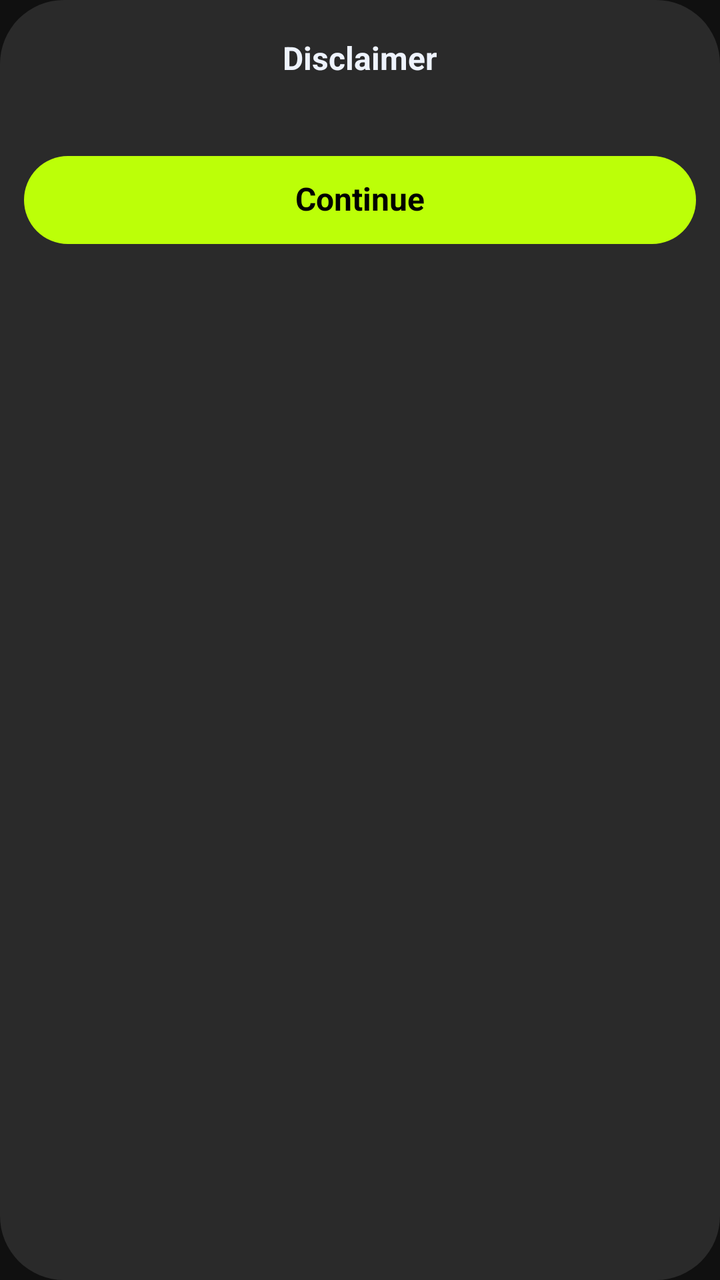
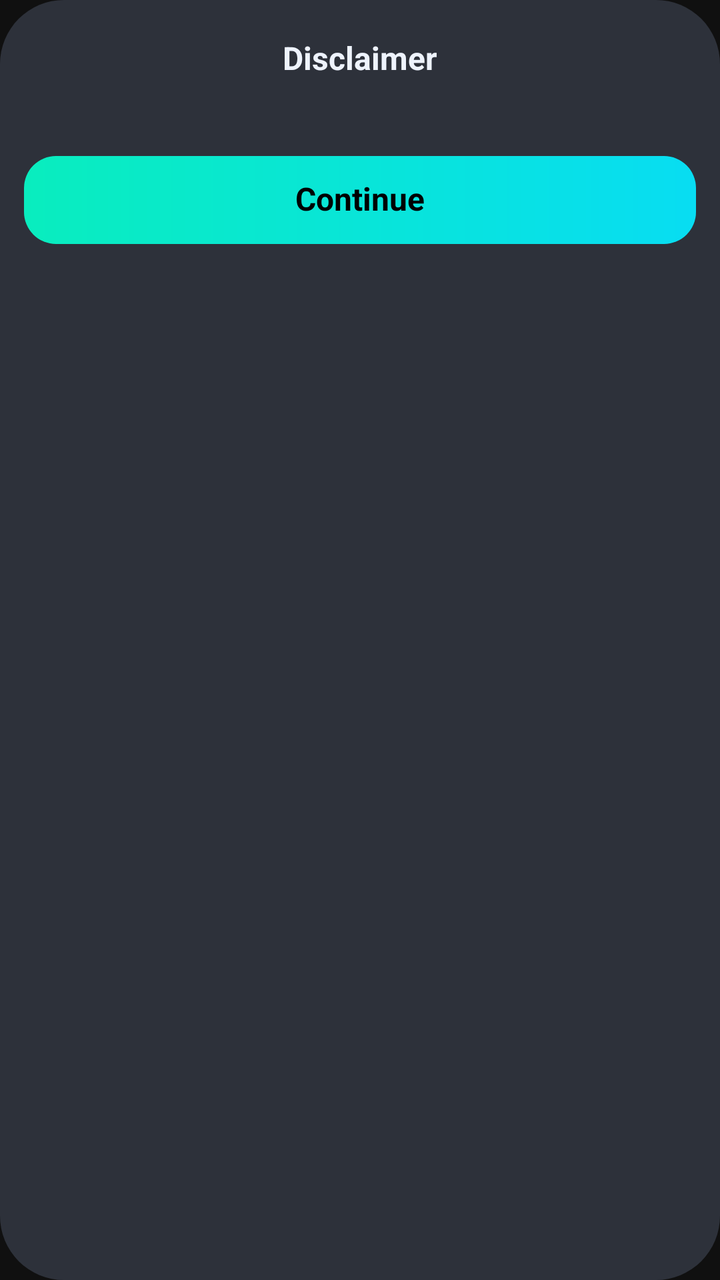

Screens rendered from an Android XML layout before and after an edit, with the pre-edit source and the edit as a unified diff.
<!-- AndroidManifest.xml: application theme AppTheme.A -->
<!-- res/layout/dialog_ahinta.xml -->
<?xml version="1.0" encoding="utf-8"?>
<layout xmlns:android="http://schemas.android.com/apk/res/android"
    xmlns:app="http://schemas.android.com/apk/res-auto"
    xmlns:tools="http://schemas.android.com/tools">

    <data>

        <variable
            name="handler"
            type="com.a.dialog.ABaseHintDialog" />

        <variable
            name="gvm"
            type="com.face.util.GVM" />

    </data>

    <LinearLayout
        android:layout_width="match_parent"
        android:layout_height="wrap_content"
        android:paddingBottom="20dp"
        android:background="@drawable/a_bg_dialog"
        android:orientation="vertical">
        <TextView
            android:id="@+id/tvTitle"
            android:layout_width="match_parent"
            android:layout_height="wrap_content"
            android:layout_marginHorizontal="24dp"
            android:layout_marginTop="20dp"
            android:gravity="center"
            android:text="Disclaimer"
            android:textAppearance="@style/font_16"
            android:textColor="#EEF3FD"
            android:textStyle="bold" />

        <TextView
            android:id="@+id/tvDis"
            android:layout_width="match_parent"
            android:layout_height="wrap_content"
            android:layout_marginTop="5dp"
            android:gravity="center"
            android:scrollbars="vertical"
            android:layout_marginHorizontal="24dp"
            android:textSize="12sp"
            android:textColor="#B2B2B2" />


        <TextView
            android:id="@+id/btnConfirm"
            bindSingleClick="@{()->handler.onConfirmClick()}"
            android:layout_width="match_parent"
            android:layout_height="44dp"
            android:layout_marginHorizontal="12dp"
            android:gravity="center"
            android:background="@drawable/a_btn_jb_r100"
            android:layout_marginTop="20dp"
            android:text="Continue"
            android:textColor="#000000"
            android:textSize="16sp"
            android:textStyle="bold" />

    </LinearLayout>
</layout>
<!-- resources referenced by this layout -->
<resources>
  <!-- drawable a_bg_dialog (drawable) -->
  <?xml version="1.0" encoding="utf-8"?>
  <shape xmlns:android="http://schemas.android.com/apk/res/android">
      <corners
         android:radius="32dp" />
      <solid android:color="#2A2A2A" />
  </shape>
  <!-- drawable a_btn_jb_r100 (drawable) -->
  <?xml version="1.0" encoding="utf-8"?>
  <shape xmlns:android="http://schemas.android.com/apk/res/android">
      <corners android:radius="100dp" />
      <gradient
          android:angle="0"
          android:endColor="#BCFF08"
          android:startColor="#BCFF08" />
  </shape>
  <style name="font_16">
          <item name="android:textSize">16sp</item>
      </style>
  <style name="AppTheme.A" parent="Theme.AppCompat.DayNight.NoActionBar">
          <item name="android:windowDisablePreview">true</item>
          <item name="colorPrimary">@color/colorAmainBg</item>
          <item name="colorPrimaryDark">@color/colorAmainBg</item>
          <item name="android:colorBackground">@color/colorAmainBg</item>
          <item name="android:statusBarColor">#00000000</item>
          <item name="android:navigationBarColor">@color/colorAmainBg</item>
          <item name="android:windowLightStatusBar">false</item>
          <item name="android:windowLightNavigationBar" tools:targetApi="o_mr1">false</item>
          <item name="android:enforceStatusBarContrast" tools:targetApi="q">false</item>
          <item name="android:enforceNavigationBarContrast" tools:targetApi="q">false</item>
          <item name="android:includeFontPadding">false</item>
          <item name="android:textAllCaps">false</item>
      </style>
  <color name="colorAmainBg">#101010</color>
</resources>

<!-- the commit's change to res/layout/dialog_ahinta.xml (unified diff, before → after) -->
@@ -52,7 +52,7 @@
             android:layout_height="44dp"
             android:layout_marginHorizontal="12dp"
             android:gravity="center"
-            android:background="@drawable/a_btn_jb_r100"
+            android:background="@drawable/a_bg_primary_gradient_pill"
             android:layout_marginTop="20dp"
             android:text="Continue"
             android:textColor="#000000"
<!-- resource entries referenced after the edit -->
@@ -5,16 +5,16 @@
   <shape xmlns:android="http://schemas.android.com/apk/res/android">
       <corners
          android:radius="32dp" />
-      <solid android:color="#2A2A2A" />
+      <solid android:color="#2D313A" />
   </shape>
-  <!-- drawable a_btn_jb_r100 (drawable) -->
+  <!-- drawable a_bg_primary_gradient_pill (drawable) -->
   <?xml version="1.0" encoding="utf-8"?>
   <shape xmlns:android="http://schemas.android.com/apk/res/android">
-      <corners android:radius="100dp" />
+      <corners android:radius="16dp" />
       <gradient
           android:angle="0"
-          android:endColor="#BCFF08"
-          android:startColor="#BCFF08" />
+          android:endColor="#08DDF2"
+          android:startColor="#09EDBE" />
   </shape>
   <style name="font_16">
           <item name="android:textSize">16sp</item>
